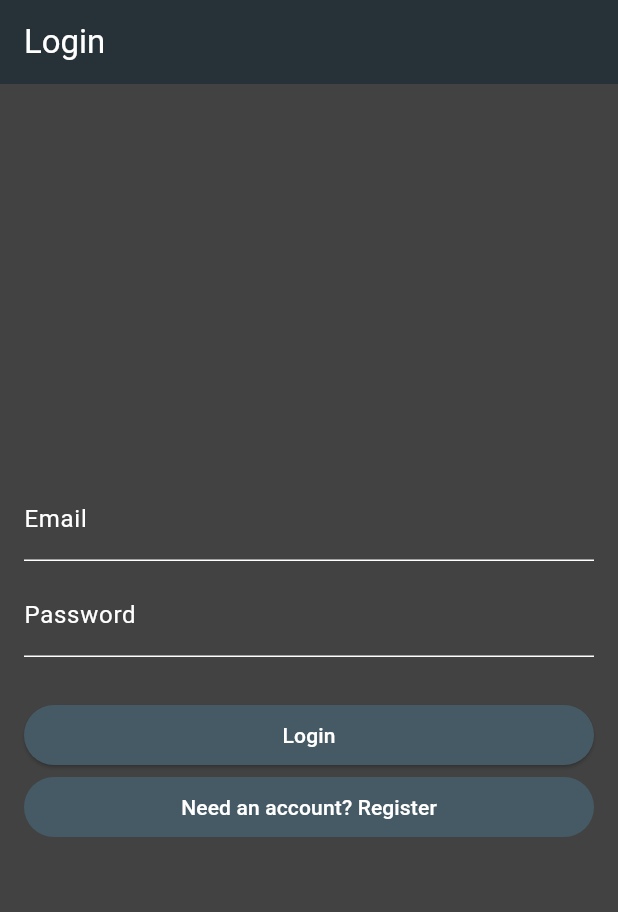
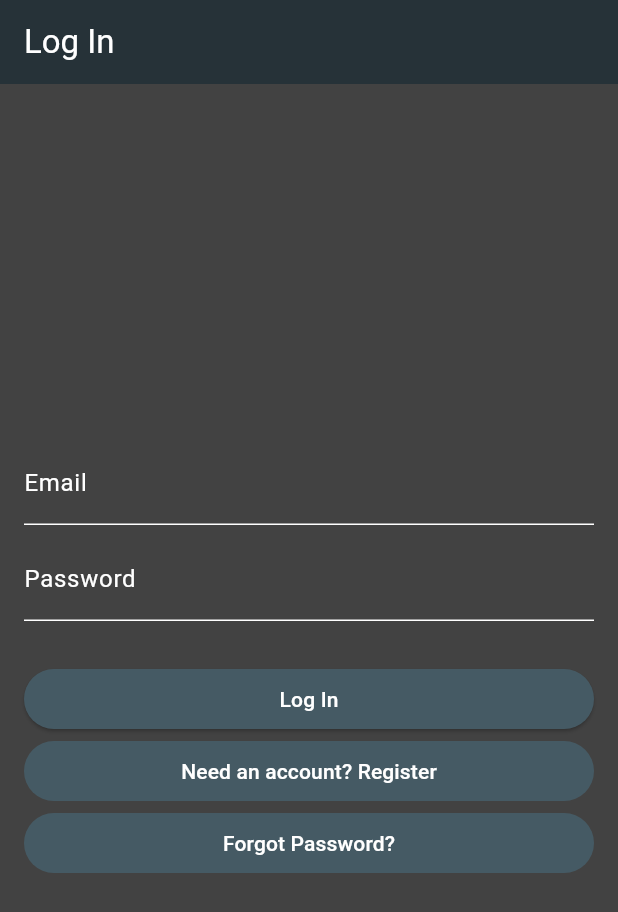
Before and after one commit to marianpanaits/track_your_dollar, a Flutter app: the screen it shows after launch, on a phone screen of 412 x 824 dp. Shown: the top 912 px of the screen. Run offline on Flutter 3.47's test engine with Material 3 defaults, Android fonts, the phone set to English and light mode, and no system bars; our stand-ins replace connectivity_plus, dartz, email_validator, equatable, firebase_auth, firebase_core and 3 more; accounts and stored records are empty.

Commit message:
Add reset password functionality

```diff
--- a/lib/features/authentication/data/datasource/authentication_datasource.dart
+++ b/lib/features/authentication/data/datasource/authentication_datasource.dart
@@ -19,6 +19,10 @@ class AuthenticationDatasource {
         email: email, password: password);
   }
 
+  Future<void> resetPassword({required String email}) async {
+    await _firebaseAuth.sendPasswordResetEmail(email: email);
+  }
+
   bool checkUserAuthenticated() {
     return _firebaseAuth.currentUser != null;
   }
--- a/lib/features/authentication/data/repository/authentication_repository_impl.dart
+++ b/lib/features/authentication/data/repository/authentication_repository_impl.dart
@@ -35,6 +35,12 @@ class AuthenticationRepositoryImpl extends AuthenticationRepository {
   }
 
   @override
+  Future<Either<Failure, void>> resetPassword(String email) {
+    return repositoryMixin
+        .call(() async => authenticationDatasource.resetPassword(email: email));
+  }
+
+  @override
   bool checkUserAuthenticated() {
     return authenticationDatasource.checkUserAuthenticated();
   }
--- a/lib/features/authentication/domain/repository/authentication_repository.dart
+++ b/lib/features/authentication/domain/repository/authentication_repository.dart
@@ -12,5 +12,7 @@ abstract class AuthenticationRepository {
 
   Future<Either<Failure, void>> logoutUser();
 
+  Future<Either<Failure, void>> resetPassword(String email);
+
   bool checkUserAuthenticated();
 }
--- /dev/null
+++ b/lib/features/authentication/domain/usecase/reset_password_usecase.dart
@@ -0,0 +1,13 @@
+import 'package:dartz/dartz.dart';
+import 'package:track_your_dollar/core/error/failure.dart';
+import 'package:track_your_dollar/features/authentication/domain/repository/authentication_repository.dart';
+
+class ResetPasswordUseCase {
+  final AuthenticationRepository _repository;
+
+  ResetPasswordUseCase(this._repository);
+
+  Future<Either<Failure, void>> call(email) async {
+    return await _repository.resetPassword(email);
+  }
+}
--- a/lib/features/authentication/presentation/bloc/authentication_event.dart
+++ b/lib/features/authentication/presentation/bloc/authentication_event.dart
@@ -19,6 +19,12 @@ class SignUpUserEvent extends AuthenticationEvent {
   SignUpUserEvent({required this.email, required this.password});
 }
 
+class ResetPasswordEvent extends AuthenticationEvent {
+  final String email;
+
+  ResetPasswordEvent({required this.email});
+}
+
 class CheckUserAuthenticatedEvent extends AuthenticationEvent {}
 
 class LogoutUserEvent extends AuthenticationEvent {}
--- a/lib/features/authentication/presentation/bloc/authentication_state.dart
+++ b/lib/features/authentication/presentation/bloc/authentication_state.dart
@@ -28,3 +28,13 @@ class LogoutFailedState extends AuthenticationState {
 }
 
 class LogoutLoadingState extends AuthenticationState {}
+
+class ResetPasswordLoadingState extends AuthenticationState {}
+
+class ResetPasswordSuccessState extends AuthenticationState {}
+
+class ResetPasswordFailedState extends AuthenticationState {
+  final String? message;
+
+  const ResetPasswordFailedState(this.message);
+}
--- a/lib/features/authentication/presentation/pages/login_register_page.dart
+++ b/lib/features/authentication/presentation/pages/login_register_page.dart
@@ -1,11 +1,10 @@
-import 'dart:developer';
-
 import 'package:flutter/material.dart';
 import 'package:flutter_bloc/flutter_bloc.dart';
 import 'package:track_your_dollar/core/widgets/loader_dialog.dart';
+import 'package:track_your_dollar/core/widgets/toaster.dart';
 import 'package:track_your_dollar/features/authentication/presentation/bloc/authentication_bloc.dart';
-import 'package:track_your_dollar/features/authentication/presentation/bloc/authentication_event.dart';
 import 'package:track_your_dollar/features/authentication/presentation/bloc/authentication_state.dart';
+import 'package:track_your_dollar/features/authentication/presentation/widgets/authentication_form.dart';
 import 'package:track_your_dollar/features/home/presentation/pages/home_page.dart';
 import 'package:track_your_dollar/generated/l10n.dart';
 import 'package:track_your_dollar/injection/injection_container.dart';
@@ -14,14 +13,11 @@ class LoginRegisterPage extends StatefulWidget {
   const LoginRegisterPage({super.key});
 
   @override
-  State<LoginRegisterPage> createState() => _LoginRegisterPageState();
+  LoginRegisterPageState createState() => LoginRegisterPageState();
 }
 
-class _LoginRegisterPageState extends State<LoginRegisterPage> {
-  final TextEditingController _usernameController = TextEditingController();
-  final TextEditingController _passwordController = TextEditingController();
-  bool _isLoginMode = true;
-  late AuthenticationBloc _authenticationBloc;
+class LoginRegisterPageState extends State<LoginRegisterPage> {
+  late final AuthenticationBloc _authenticationBloc;
 
   @override
   void initState() {
@@ -30,128 +26,42 @@ class _LoginRegisterPageState extends State<LoginRegisterPage> {
   }
 
   @override
-  void dispose() {
-    _usernameController.dispose();
-    _passwordController.dispose();
-    super.dispose();
-  }
-
-  void _toggleFormMode() {
-    setState(() {
-      _isLoginMode = !_isLoginMode;
-    });
-  }
-
-  void _submitForm() {
-    final username = _usernameController.text;
-    final password = _passwordController.text;
-    if (_isLoginMode) {
-      // Process login logic
-      log('Logging in with username: $username, password: $password');
-      _authenticationBloc.add(AuthenticateUserEvent(
-        email: username,
-        password: password,
-      ));
-    } else {
-      // Process registration logic
-      log('Registering with username: $username, password: $password');
-      _authenticationBloc.add(SignUpUserEvent(
-        email: username,
-        password: password,
-      ));
-    }
-  }
-
-  @override
   Widget build(BuildContext context) {
-    return PopScope(
-      canPop: false,
-      child: Scaffold(
+    return Scaffold(
       appBar: AppBar(
-          title: Text(_isLoginMode ? 'Login' : 'Register'),
+        title: Text(S.of(context).login),
         automaticallyImplyLeading: false,
       ),
-        body: BlocConsumer(
+      body: BlocConsumer<AuthenticationBloc, AuthenticationState>(
         bloc: _authenticationBloc,
-          listener: (context, state) async {
-            if (state is AuthenticationSuccessState) {
-              Navigator.of(context).push(
-                MaterialPageRoute(
-                  builder: (context) => const HomePage(),
-                ),
-              );
-            } else if (state is AuthenticationFailedState) {
-              ScaffoldMessenger.of(context).showSnackBar(
-                SnackBar(
-                  content: Text(state.message ?? 'Authentication failed'),
-                ),
-              );
-            }
-          },
-          builder: (context, state) {
-            return Stack(
+        listener: _authStateListener,
+        builder: (context, state) => Stack(
           children: [
             Padding(
               padding: const EdgeInsets.all(16.0),
-                  child: Column(
-                    mainAxisAlignment: MainAxisAlignment.center,
-                    crossAxisAlignment: CrossAxisAlignment.stretch,
-                    children: [
-                      TextField(
-                        controller: _usernameController,
-                        decoration: const InputDecoration(
-                          labelText: 'Email',
-                        ),
-                        keyboardType: TextInputType.emailAddress,
-                      ),
-                      const SizedBox(height: 8),
-                      TextField(
-                        controller: _passwordController,
-                        decoration: const InputDecoration(
-                          labelText: 'Password',
-                        ),
-                        obscureText: true,
-                        keyboardType: TextInputType.visiblePassword,
-                      ),
-                      const SizedBox(height: 8),
-                      _isLoginMode
-                          ? const SizedBox()
-                          : TextField(
-                              controller: _passwordController,
-                              decoration: const InputDecoration(
-                                labelText: 'Password',
-                              ),
-                              obscureText: true,
-                              keyboardType: TextInputType.visiblePassword,
-                            ),
-                      const SizedBox(height: 20),
-                      ElevatedButton(
-                        onPressed: _submitForm,
-                        child: Text(_isLoginMode ? 'Login' : 'Register'),
-                      ),
-                      TextButton(
-                        onPressed: _toggleFormMode,
-                        child: Text(_isLoginMode
-                            ? 'Need an account? Register'
-                            : 'Have an account? Login'),
-                      ),
-                    ],
+              child: AuthenticationForm(
+                authenticationBloc: _authenticationBloc,
               ),
             ),
             _buildLoader(state),
           ],
-            );
-          },
         ),
       ),
     );
   }
 
-  _buildLoader(Object? state) {
+  void _authStateListener(BuildContext context, AuthenticationState state) {
+    if (state is AuthenticationSuccessState) {
+      Navigator.of(context)
+          .push(MaterialPageRoute(builder: (context) => const HomePage()));
+    } else if (state is AuthenticationFailedState) {
+      Toaster.showToast(state.message ?? S.of(context).authentication_failed);
+    }
+  }
+
+  Widget _buildLoader(AuthenticationState state) {
     if (state is AuthenticationLoadingState) {
-      return LoaderDialog(
-        content: S.of(context).signing_in,
-      );
+      return LoaderDialog(content: S.of(context).signing_in);
     } else {
       return const SizedBox();
     }
--- /dev/null
+++ b/lib/features/authentication/presentation/widgets/authentication_form.dart
@@ -0,0 +1,107 @@
+import 'package:flutter/material.dart';
+import 'package:track_your_dollar/features/authentication/presentation/bloc/authentication_bloc.dart';
+import 'package:track_your_dollar/features/authentication/presentation/bloc/authentication_event.dart';
+import 'package:track_your_dollar/features/authentication/presentation/widgets/email_field.dart';
+import 'package:track_your_dollar/features/authentication/presentation/widgets/password_confirmation_field.dart';
+import 'package:track_your_dollar/features/authentication/presentation/widgets/password_field.dart';
+import 'package:track_your_dollar/features/authentication/presentation/widgets/reset_password_modal.dart';
+import 'package:track_your_dollar/generated/l10n.dart';
+
+class AuthenticationForm extends StatefulWidget {
+  final AuthenticationBloc authenticationBloc;
+
+  const AuthenticationForm({super.key, required this.authenticationBloc});
+
+  @override
+  AuthenticationFormState createState() => AuthenticationFormState();
+}
+
+class AuthenticationFormState extends State<AuthenticationForm> {
+  final TextEditingController _emailController = TextEditingController();
+  final TextEditingController _passwordController = TextEditingController();
+  final TextEditingController _passwordConfirmationController =
+      TextEditingController();
+  bool _isLoginMode = true;
+  final _formKey = GlobalKey<FormState>();
+
+  @override
+  void dispose() {
+    _emailController.dispose();
+    _passwordController.dispose();
+    _passwordConfirmationController.dispose();
+    super.dispose();
+  }
+
+  @override
+  Widget build(BuildContext context) {
+    return Column(
+      mainAxisAlignment: MainAxisAlignment.center,
+      crossAxisAlignment: CrossAxisAlignment.stretch,
+      children: [
+        Form(
+          key: _formKey,
+          child: Column(
+            children: [
+              EmailField(controller: _emailController),
+              const SizedBox(height: 8),
+              PasswordField(controller: _passwordController),
+              const SizedBox(height: 8),
+              if (!_isLoginMode)
+                PasswordConfirmationField(
+                    controller: _passwordConfirmationController,
+                    passwordController: _passwordController),
+              const SizedBox(height: 20),
+            ],
+          ),
+        ),
+        ElevatedButton(
+          onPressed: _submitForm,
+          child:
+              Text(_isLoginMode ? S.of(context).login : S.of(context).register),
+        ),
+        TextButton(
+          onPressed: _toggleFormMode,
+          child: Text(_isLoginMode
+              ? S.of(context).switch_to_register
+              : S.of(context).switch_to_login),
+        ),
+        if (_isLoginMode)
+          TextButton(
+            onPressed: _openResetPasswordBottomSheet,
+            child: Text(S.of(context).forgot_password),
+          ),
+      ],
+    );
+  }
+
+  void _toggleFormMode() {
+    setState(() {
+      _isLoginMode = !_isLoginMode;
+    });
+  }
+
+  void _submitForm() {
+    if (_formKey.currentState!.validate()) {
+      final username = _emailController.text;
+      final password = _passwordController.text;
+
+      if (_isLoginMode) {
+        widget.authenticationBloc
+            .add(AuthenticateUserEvent(email: username, password: password));
+      } else {
+        widget.authenticationBloc
+            .add(SignUpUserEvent(email: username, password: password));
+      }
+    }
+  }
+
+  void _openResetPasswordBottomSheet() {
+    showModalBottomSheet(
+      context: context,
+      isScrollControlled: true,
+      builder: (context) {
+        return const ResetPasswordModal();
+      },
+    );
+  }
+}
--- /dev/null
+++ b/lib/features/authentication/presentation/widgets/email_field.dart
@@ -0,0 +1,26 @@
+import 'package:email_validator/email_validator.dart';
+import 'package:flutter/material.dart';
+import 'package:track_your_dollar/generated/l10n.dart';
+
+class EmailField extends StatelessWidget {
+  final TextEditingController controller;
+
+  const EmailField({super.key, required this.controller});
+
+  @override
+  Widget build(BuildContext context) {
+    return TextFormField(
+      controller: controller,
+      validator: (email) {
+        if (email == null || email.isEmpty) {
+          return S.of(context).email_cannot_be_empty;
+        } else if (!EmailValidator.validate(email)) {
+          return S.of(context).wrong_email_format;
+        }
+        return null;
+      },
+      decoration: InputDecoration(labelText: S.of(context).email),
+      keyboardType: TextInputType.emailAddress,
+    );
+  }
+}
--- /dev/null
+++ b/lib/features/authentication/presentation/widgets/password_field.dart
@@ -0,0 +1,34 @@
+import 'package:flutter/material.dart';
+import 'package:track_your_dollar/generated/l10n.dart';
+
+class PasswordField extends StatelessWidget {
+  final TextEditingController controller;
+
+  const PasswordField({super.key, required this.controller});
+
+  @override
+  Widget build(BuildContext context) {
+    return TextFormField(
+      controller: controller,
+      validator: (password) {
+        if (password == null || password.isEmpty) {
+          return S.of(context).password_not_empty;
+        } else if (password.length < 6) {
+          return S.of(context).password_minimum_six;
+        } else if (!password.contains(RegExp(r'[A-Z]'))) {
+          return S.of(context).password_uppercase_missing;
+        } else if (!password.contains(RegExp(r'[a-z]'))) {
+          return S.of(context).password_lowercase_missing;
+        } else if (!password.contains(RegExp(r'[0-9]'))) {
+          return S.of(context).password_digit_missing;
+        } else if (!password.contains(RegExp(r'[!@#%^&*(),.?":{}|<>]'))) {
+          return S.of(context).password_special_character_missing;
+        }
+        return null;
+      },
+      decoration: InputDecoration(labelText: S.of(context).password),
+      obscureText: true,
+      keyboardType: TextInputType.visiblePassword,
+    );
+  }
+}
--- a/lib/injection/injection_container.dart
+++ b/lib/injection/injection_container.dart
@@ -6,6 +6,7 @@ import 'package:track_your_dollar/features/authentication/data/repository/authen
 import 'package:track_your_dollar/features/authentication/domain/repository/authentication_repository.dart';
 import 'package:track_your_dollar/features/authentication/domain/usecase/check_user_authenticated_usecase.dart';
 import 'package:track_your_dollar/features/authentication/domain/usecase/logout_user_usecase.dart';
+import 'package:track_your_dollar/features/authentication/domain/usecase/reset_password_usecase.dart';
 import 'package:track_your_dollar/features/authentication/domain/usecase/sign_in_with_email_and_password_usecase.dart';
 import 'package:track_your_dollar/features/authentication/domain/usecase/sign_up_with_email_and_password_usecase.dart';
 import 'package:track_your_dollar/features/authentication/presentation/bloc/authentication_bloc.dart';
@@ -28,10 +29,12 @@ Future<void> init() async {
       () => SignUpWithEmailAndPasswordUseCase(di()));
   di.registerFactory<CheckUserAuthenticatedUseCase>(
       () => CheckUserAuthenticatedUseCase(di()));
+  di.registerFactory<ResetPasswordUseCase>(() => ResetPasswordUseCase(di()));
   di.registerFactory<LogoutUserUseCase>(() => LogoutUserUseCase(di()));
-  di.registerLazySingleton<AuthenticationBloc>(() => AuthenticationBloc(
+  di.registerFactory<AuthenticationBloc>(() => AuthenticationBloc(
       signInWithEmailAndPasswordUseCase: di(),
       signUpWithEmailAndPasswordUseCase: di(),
       logoutUserUseCase: di(),
+      resetPasswordUseCase: di(),
       checkUserAuthenticatedUseCase: di()));
 }
--- a/lib/l10n/intl_en.arb
+++ b/lib/l10n/intl_en.arb
@@ -1,7 +1,33 @@
 {
-  "track_spendings": "Track spendings here",
   "app_title": "Track Your Dollar",
+  "authentication_failed": "Authentication failed",
+  "email": "Email",
+  "email_cannot_be_empty": "Email cannot be empty",
+  "error_resetting_password": "There was an error sending the password reset email",
+  "forgot_password": "Forgot Password?",
+  "login": "Log In",
+  "logout": "Log Out",
+  "logout_failed": "Log Out failed",
+  "password": "Password",
+  "password_minimum_six": "Password must be longer than 6 characters.",
+  "password_not_empty": "Password cannot be empty",
+  "password_confirmation": "Password Confirmation",
+  "password_digit_missing": "Password must contain at least one digit.",
+  "password_lowercase_missing": "Password must contain at least one lowercase letter.",
+  "password_mismatch": "Passwords do not match",
+  "password_reset_successfully": "Password reset email sent successfully",
+  "password_special_character_missing": "Password must contain at least one special character.",
+  "password_uppercase_missing": "Password must contain at least one uppercase letter.",
+  "register": "Register",
+  "reset_password": "Reset Password",
+  "sending_reset_password_email": "Sending password reset email...",
+  "settings": "Settings",
   "signing_out": "Signing out...",
   "signing_in": "Signing in...",
-  "signing_up": "Creating account..."
+  "signing_up": "Creating account...",
+  "switch_to_register": "Need an account? Register",
+  "switch_to_login": "Have an account? Login",
+  "track_spendings": "Track spendings here",
+  "welcome": "Welcome!",
+  "wrong_email_format": "Email is not in the correct format"
 }
--- a/pubspec.yaml
+++ b/pubspec.yaml
@@ -15,10 +15,12 @@ dependencies:
   connectivity_plus: ^6.0.3
   cupertino_icons: ^1.0.8
   dartz: ^0.10.1
+  email_validator: ^2.1.17
   equatable: ^2.0.5
   firebase_core: ^2.30.1
   firebase_auth: ^4.19.4
   flutter_bloc: ^8.1.5
+  fluttertoast: ^8.2.5
   get_it: ^7.7.0
   intl: ^0.19.0
 
```
Also changed, not shown: lib/core/widgets/side_menu.dart (+4 -3 lines), lib/core/widgets/toaster.dart (added, +16 -0 lines), lib/features/authentication/presentation/bloc/authentication_bloc.dart (+21 -0 lines), lib/features/authentication/presentation/widgets/password_confirmation_field.dart (added, +29 -0 lines), lib/features/authentication/presentation/widgets/reset_password_modal.dart (added, +131 -0 lines), lib/features/home/presentation/pages/home_page.dart (+2 -5 lines), lib/generated/intl/messages_en.dart, lib/generated/l10n.dart, pubspec.lock, 1 other file. Lines whose indentation alone changed are shown as unchanged.
